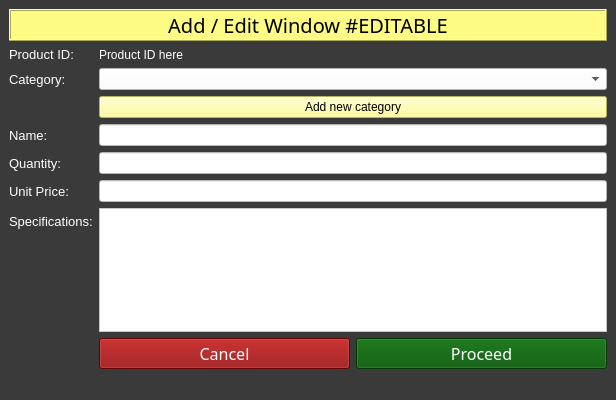
Before: the Qt Designer form add_edit.ui in Aenan05/MAXPC, drawn with Qt 5.
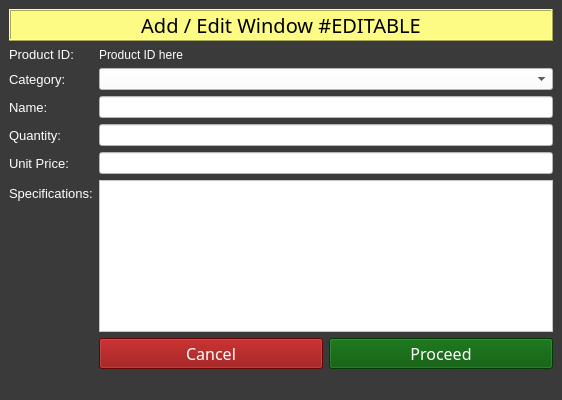
After: the same form once the commit is applied.

```diff
--- a/add_edit.ui
+++ b/add_edit.ui
@@ -6,7 +6,7 @@
    <rect>
     <x>0</x>
     <y>0</y>
-    <width>616</width>
+    <width>562</width>
     <height>400</height>
    </rect>
   </property>
@@ -46,6 +46,16 @@
           </property>
          </widget>
         </item>
+        <item row="0" column="1">
+         <widget class="QLabel" name="txtProID">
+          <property name="styleSheet">
+           <string notr="true">color: rgb(255, 255, 255);</string>
+          </property>
+          <property name="text">
+           <string>Product ID here</string>
+          </property>
+         </widget>
+        </item>
         <item row="1" column="0">
          <widget class="QLabel" name="label">
           <property name="font">
@@ -61,7 +71,15 @@
           </property>
          </widget>
         </item>
-        <item row="3" column="0">
+        <item row="1" column="1">
+         <widget class="QComboBox" name="comboBox">
+          <property name="styleSheet">
+           <string notr="true">background-color: rgb(255, 255, 255);
+color: rgb(0, 0, 0);</string>
+          </property>
+         </widget>
+        </item>
+        <item row="2" column="0">
          <widget class="QLabel" name="label_3">
           <property name="font">
            <font>
@@ -76,14 +94,14 @@
           </property>
          </widget>
         </item>
-        <item row="3" column="1">
+        <item row="2" column="1">
          <widget class="QLineEdit" name="txtName">
           <property name="styleSheet">
            <string notr="true">background-color: rgb(255, 255, 255);</string>
           </property>
          </widget>
         </item>
-        <item row="4" column="0">
+        <item row="3" column="0">
          <widget class="QLabel" name="label_4">
           <property name="font">
            <font>
@@ -98,15 +116,22 @@
           </property>
          </widget>
         </item>
-        <item row="4" column="1">
+        <item row="3" column="1">
          <widget class="QLineEdit" name="txtQty">
           <property name="styleSheet">
            <string notr="true">background-color: rgb(255, 255, 255);</string>
           </property>
          </widget>
         </item>
+        <item row="4" column="1">
+         <widget class="QLineEdit" name="txtUP">
+          <property name="styleSheet">
+           <string notr="true">background-color: rgb(255, 255, 255);</string>
+          </property>
+         </widget>
+        </item>
         <item row="6" column="0">
-         <widget class="QLabel" name="label_5">
+         <widget class="QLabel" name="label_7">
           <property name="font">
            <font>
             <pointsize>10</pointsize>
@@ -116,18 +141,18 @@
            <string notr="true">color: rgb(255, 255, 255);</string>
           </property>
           <property name="text">
-           <string>Unit Price:</string>
+           <string>Specifications:</string>
           </property>
          </widget>
         </item>
         <item row="6" column="1">
-         <widget class="QLineEdit" name="txtUP">
+         <widget class="QPlainTextEdit" name="txtSpecs">
           <property name="styleSheet">
            <string notr="true">background-color: rgb(255, 255, 255);</string>
           </property>
          </widget>
         </item>
-        <item row="8" column="1">
+        <item row="7" column="1">
          <layout class="QHBoxLayout" name="horizontalLayout_6">
           <item>
            <widget class="QPushButton" name="btnCancel2">
@@ -165,15 +190,8 @@
           </item>
          </layout>
         </item>
-        <item row="7" column="1">
-         <widget class="QPlainTextEdit" name="txtSpecs">
-          <property name="styleSheet">
-           <string notr="true">background-color: rgb(255, 255, 255);</string>
-          </property>
-         </widget>
-        </item>
-        <item row="7" column="0">
-         <widget class="QLabel" name="label_7">
+        <item row="4" column="0">
+         <widget class="QLabel" name="label_5">
           <property name="font">
            <font>
             <pointsize>10</pointsize>
@@ -183,36 +201,7 @@
            <string notr="true">color: rgb(255, 255, 255);</string>
           </property>
           <property name="text">
-           <string>Specifications:</string>
-          </property>
-         </widget>
-        </item>
-        <item row="0" column="1">
-         <widget class="QLabel" name="txtProID">
-          <property name="styleSheet">
-           <string notr="true">color: rgb(255, 255, 255);</string>
-          </property>
-          <property name="text">
-           <string>Product ID here</string>
-          </property>
-         </widget>
-        </item>
-        <item row="1" column="1">
-         <widget class="QComboBox" name="comboBox">
-          <property name="styleSheet">
-           <string notr="true">background-color: rgb(255, 255, 255);
-color: rgb(0, 0, 0);</string>
-          </property>
-         </widget>
-        </item>
-        <item row="2" column="1">
-         <widget class="QPushButton" name="pushButton">
-          <property name="styleSheet">
-           <string notr="true">color: rgb(0, 0, 0);
-background-color: rgb(253, 251, 132);</string>
-          </property>
-          <property name="text">
-           <string>Add new category</string>
+           <string>Unit Price:</string>
           </property>
          </widget>
         </item>
```
